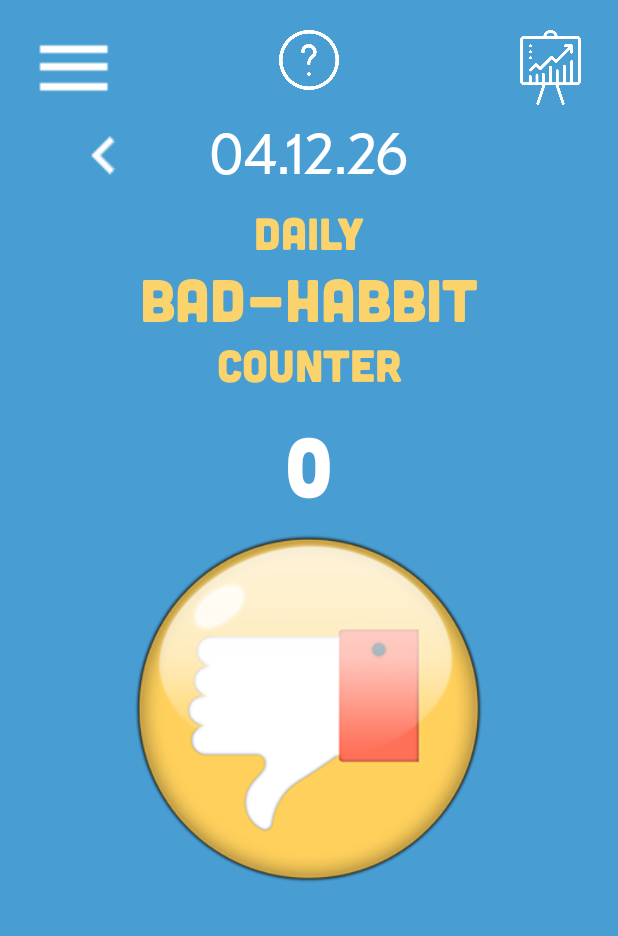
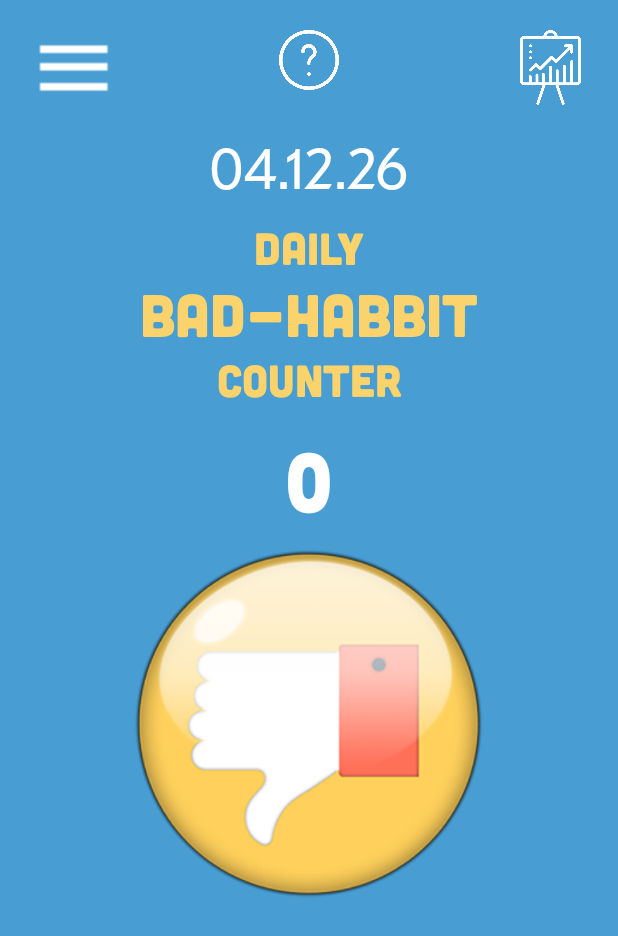
Before and after one commit to VakHack/BetterMe, an Android app: the screen it shows after launch once a user with an empty profile is signed in (CounterScreen), on a phone screen of 412 x 824 dp. Shown: the top 936 px of the screen. Run offline under Robolectric (Android 15) with nearby library versions, the phone set to English and light mode, and no system bars.

Commit message:
v 0.6 fixed notification, server on hold

```diff
--- a/app/build.gradle
+++ b/app/build.gradle
@@ -3,7 +3,7 @@ apply plugin: 'realm-android'
 
 android {
     compileSdkVersion 26
-    buildToolsVersion "26.0.1"
+    buildToolsVersion '26.0.2'
     defaultConfig {
         applicationId "roeevakrat.betterme"
         minSdkVersion 16
@@ -86,8 +86,8 @@ dependencies {
 
 dependencies {
 
-    compile 'com.google.firebase:firebase-database:9.0.0'
-    compile 'com.google.firebase:firebase-auth:9.0.0'
+    compile 'com.google.firebase:firebase-database:9.0.2'
+    compile 'com.google.firebase:firebase-auth:9.0.2'
 
 }
 
--- a/app/src/main/java/roeevakrat/betterme/CounterScreen.java
+++ b/app/src/main/java/roeevakrat/betterme/CounterScreen.java
@@ -1,8 +1,9 @@
 package roeevakrat.betterme;
 
 import android.app.AlarmManager;
-import android.app.PendingIntent;
+import android.app.AlertDialog;
 import android.content.Context;
+import android.content.DialogInterface;
 import android.content.Intent;
 import android.content.SharedPreferences;
 import android.graphics.BitmapFactory;
@@ -20,8 +21,9 @@ import android.widget.Spinner;
 import android.widget.TextView;
 import android.support.v4.app.NotificationCompat;
 import android.os.*;
+import android.widget.Toast;
+
 import org.apache.commons.lang3.StringUtils;
-import java.util.Calendar;
 
 public class CounterScreen extends AppCompatActivity {
 
@@ -29,10 +31,7 @@ public class CounterScreen extends AppCompatActivity {
     private TextView counterTitleTop;
     private TextView counterTitleMid;
     private TextView counterTitleBottom;
-
-    private Typeface titleFont;
     private TextView dateTitle;
-    private Typeface dateFont;
 
     //screen buttons
     private ImageView counterButton;
@@ -41,7 +40,6 @@ public class CounterScreen extends AppCompatActivity {
     private ImageView yesterdayButton;
     private ImageView tomorrowButton;
     private TextView counterView;
-    private Typeface counterViewFont;
 
     //menu bar views
     private ImageView whiteMenuButton;
@@ -51,9 +49,10 @@ public class CounterScreen extends AppCompatActivity {
     private TextView editCounterButton;
     private ImageView enterEdit;
     private TextView syncScreenButton;
-    private boolean isMenuBarOn;
     private boolean isEditCounterLineOn;
-    Spinner notificationsSpinner;
+    private Spinner notificationsSpinner;
+    private TextView notificationsSetter;
+    private TextView aboutMeButton;
 
     //help screen view
     private TextView overlay;
@@ -71,12 +70,13 @@ public class CounterScreen extends AppCompatActivity {
     private SharedPreferences.Editor appMapEditor;
 
     private DateGenerator countersDate;
-    private FeedbackAssessor assessor;
 
     private SoundEffectPlayer screenEffect;
     private SoundEffectPlayer buttonEffect;
 
     NotificationsAlarmSetter alarmSetter;
+
+    DateGenerator firstRunDate;
 
     private void setTodaysCounter(int val){
 
@@ -87,9 +87,12 @@ public class CounterScreen extends AppCompatActivity {
         counterView.setText(String.valueOf(val));
     }
 
-    private void setTextFont(TextView tv, Typeface tf, String font){
-        tf = Typeface.createFromAsset(getAssets(), font);
-        tv.setTypeface(tf);
+    private void getFirstRunDate(){
+
+        DateGenerator today = new DateGenerator();
+        String firstRunDateStr = appMap.getString(KeysDB.getInstance().FIRST_RUN_DATE, today.getDate());
+
+        firstRunDate = new DateGenerator(firstRunDateStr);
     }
 
     private void refreshCounter(){
@@ -162,43 +165,6 @@ public class CounterScreen extends AppCompatActivity {
         }
     }
 
-//    private void setAssessmentFlagToTrue(){
-//
-//        appMapEditor = appMap.edit();
-//        appMapEditor.putBoolean(KeysDB.getInstance().TODAYS_CHECK_FOR_FEEDBACK + countersDate.getDate(), true);
-//        appMapEditor.apply();
-//    }
-
-    //    private void goToFeedbackScreen(int daysSinceFirstRun){
-//
-//        if(assessor.isDesereveAPositiveFeedback(daysSinceFirstRun))
-//        {
-//            Intent positiveFeedbackIntent = new Intent(CounterScreen.this, PositiveFeedbackScreen.class);
-//            startActivity(positiveFeedbackIntent);
-//
-//        } else {
-//
-//            Intent negativeFeedbackIntent = new Intent(CounterScreen.this, NegativeFeedbackScreen.class);
-//            startActivity(negativeFeedbackIntent);
-//        }
-//    }
-
-//    private void feedbackCheckAndRun(){
-//
-//        //if today assessment for feedback already preformed - skip feedback method
-//        boolean isFeedbackPerformedToday = appMap.getBoolean(KeysDB.getInstance().TODAYS_CHECK_FOR_FEEDBACK + countersDate.getDate(), false);
-//        int daysSinceFirstRun = countersDate.calculateIntervalBetweenDates(appMap.getString(KeysDB.getInstance().FIRST_RUN_DATE, countersDate.getDate()));
-//
-//        if(!isFeedbackPerformedToday) {
-//
-//            setAssessmentFlagToTrue();
-//
-//            if (daysSinceFirstRun > 0 && daysSinceFirstRun % 7 == 0) {
-//                goToFeedbackScreen(daysSinceFirstRun);
-//            }
-//        }
-//    }
-
     private void createWidgetInstallNotification(){
 
         NotificationCompat.Builder notificationBuilder = new NotificationCompat.Builder(this)
@@ -221,19 +187,11 @@ public class CounterScreen extends AppCompatActivity {
 
     private void dateChangeUpdates(){
 
-        DateGenerator todaysDate = new DateGenerator();
-
         refreshCurrentDate();
         refreshCounter();
 
-        if(todaysDate.equals(countersDate)){
-
-            tomorrowButton.setVisibility(View.INVISIBLE);
-
-        } else {
-
-            tomorrowButton.setVisibility(View.VISIBLE);
-        }
+        hideTomorrowsButtonIfCurrentDate();
+        hideYesterdayButtonIfFirstDay();
     }
 
     private void setHelpScreenViewVisibility(int visibility){
@@ -247,6 +205,57 @@ public class CounterScreen extends AppCompatActivity {
         yesterdayButtonHelpArrow.setVisibility(visibility);
         chartHelpText.setVisibility(visibility);
         chartHelpArrow.setVisibility(visibility);
+
+        //if help screen presented - shows tomorrow and yesterday button visible for instruction purposes
+        if(visibility == View.VISIBLE){
+
+            tomorrowButton.setVisibility(View.VISIBLE);
+            yesterdayButton.setVisibility(View.VISIBLE);
+        }
+    }
+
+    private void hideTomorrowsButtonIfCurrentDate(){
+
+        DateGenerator todaysDate = new DateGenerator();
+
+        if(todaysDate.equals(countersDate)){
+
+            tomorrowButton.setVisibility(View.INVISIBLE);
+
+        } else {
+
+            tomorrowButton.setVisibility(View.VISIBLE);
+        }
+    }
+
+    private void hideYesterdayButtonIfFirstDay(){
+
+        if(firstRunDate.equals(new DateGenerator())){
+
+            yesterdayButton.setVisibility(View.INVISIBLE);
+
+        } else {
+
+            yesterdayButton.setVisibility(View.VISIBLE);
+        }
+    }
+
+    private void showAboutMeDialog(){
+
+        AlertDialog.Builder aboutDialog = new AlertDialog.Builder(this)
+                .setMessage("I am a junior indie developer, and still quite new to the exquisite world " +
+                        "of app development.\n\nIf you have any kind of note or suggestion, please, do not hesitate to " +
+                        "contact me at:\n\nvakhack@gmail.com")
+                .setCancelable(false)
+                .setPositiveButton("ok", new DialogInterface.OnClickListener() {
+                    @Override
+                    public void onClick(DialogInterface dialogInterface, int i) {
+
+                        dialogInterface.dismiss();
+                    }
+                });
+
+        aboutDialog.show();
     }
 
     @Override
@@ -259,13 +268,9 @@ public class CounterScreen extends AppCompatActivity {
 
         //initialize date var
         countersDate = new DateGenerator();
-        assessor = new FeedbackAssessor(this.getApplicationContext());
 
         //initialize shared preferences
         appMap = getApplicationContext().getSharedPreferences(KeysDB.getInstance().SHARED_PREFS, MODE_PRIVATE);
-
-        //setting menu bar state to "off"
-        isMenuBarOn = false;
 
         //initialize texts and views
         counterButton = (ImageView)findViewById(R.id.counterButton);
@@ -288,6 +293,8 @@ public class CounterScreen extends AppCompatActivity {
         enterEdit = (ImageView)findViewById(R.id.enterEdit);
         syncScreenButton = (TextView)findViewById(R.id.cloudSync);
         notificationsSpinner = (Spinner)findViewById(R.id.notificationsSpinner);
+        notificationsSetter = (TextView)findViewById(R.id.setNotifications);
+        aboutMeButton = (TextView)findViewById(R.id.about);
 
         //initialize help screen views
         overlay = (TextView)findViewById(R.id.overlay);
@@ -312,19 +319,25 @@ public class CounterScreen extends AppCompatActivity {
         screenEffect = new SoundEffectPlayer(this, R.raw.app_resume);
         buttonEffect = new SoundEffectPlayer(this, R.raw.counter_pressed);
 
-        //set the notifications alarm
+        //initialize the notifications alarm
         alarmSetter = new NotificationsAlarmSetter(this);
 
+        //if it is the first run, set the notifications alarm to daily
+        if(isFirstRunOfCounterScreen()){
+
+            alarmSetter.setNotificationsAlarm(AlarmManager.INTERVAL_DAY);
+        }
+
         //update texts fonts
-        setTextFont(counterTitleTop, titleFont, AppFontsDB.getInstance().getTitleFont());
-        setTextFont(counterTitleMid, titleFont, AppFontsDB.getInstance().getTitleFont());
-        setTextFont(counterTitleBottom, titleFont, AppFontsDB.getInstance().getTitleFont());
-        setTextFont(dateTitle, dateFont, AppFontsDB.getInstance().getBodyFont());
-        setTextFont(counterView, counterViewFont, AppFontsDB.getInstance().getTitleFont());
-        setTextFont(counterButtonHelpText, counterViewFont, AppFontsDB.getInstance().getHelpScreenFont());
-        setTextFont(counterViewHelpText, counterViewFont, AppFontsDB.getInstance().getHelpScreenFont());
-        setTextFont(yesterdayButtonHelpText, counterViewFont, AppFontsDB.getInstance().getHelpScreenFont());
-        setTextFont(chartHelpText, counterViewFont, AppFontsDB.getInstance().getHelpScreenFont());
+        counterTitleTop.setTypeface(Typeface.createFromAsset(getAssets(), AppFontsDB.getInstance().getTitleFont()));
+        counterTitleMid.setTypeface(Typeface.createFromAsset(getAssets(), AppFontsDB.getInstance().getTitleFont()));
+        counterTitleBottom.setTypeface(Typeface.createFromAsset(getAssets(), AppFontsDB.getInstance().getTitleFont()));
+        dateTitle.setTypeface(Typeface.createFromAsset(getAssets(), AppFontsDB.getInstance().getBodyFont()));
+        counterView.setTypeface(Typeface.createFromAsset(getAssets(), AppFontsDB.getInstance().getTitleFont()));
+        counterButtonHelpText.setTypeface(Typeface.createFromAsset(getAssets(), AppFontsDB.getInstance().getHelpScreenFont()));
+        counterViewHelpText.setTypeface(Typeface.createFromAsset(getAssets(), AppFontsDB.getInstance().getHelpScreenFont()));
+        yesterdayButtonHelpText.setTypeface(Typeface.createFromAsset(getAssets(), AppFontsDB.getInstance().getHelpScreenFont()));
+        chartHelpText.setTypeface(Typeface.createFromAsset(getAssets(), AppFontsDB.getInstance().getHelpScreenFont()));
 
         screenEffect.play();
 
@@ -332,10 +345,12 @@ public class CounterScreen extends AppCompatActivity {
 
         refreshCurrentDate();
         refreshCounter();
-        //feedbackCheckAndRun();
 
-        //when viewing today's counter - next day's counter is irrelevant - set it's button view to invisible
-        tomorrowButton.setVisibility(View.INVISIBLE);
+        //when viewing first day's counter last day is irrelevant
+        getFirstRunDate();
+
+        hideTomorrowsButtonIfCurrentDate();
+        hideYesterdayButtonIfFirstDay();
 
         counterButton.setOnClickListener(new View.OnClickListener() {
             @Override
@@ -406,6 +421,9 @@ public class CounterScreen extends AppCompatActivity {
             public void onClick(View view) {
 
                 setHelpScreenViewVisibility(View.INVISIBLE);
+
+                hideYesterdayButtonIfFirstDay();
+                hideTomorrowsButtonIfCurrentDate();
             }
         });
 
@@ -495,11 +513,29 @@ public class CounterScreen extends AppCompatActivity {
             }
         });
 
+        notificationsSetter.setOnClickListener(new View.OnClickListener() {
+            @Override
+            public void onClick(View view) {
+
+                notificationsSpinner.performClick();
+            }
+        });
+
+        aboutMeButton.setOnClickListener(new View.OnClickListener() {
+            @Override
+            public void onClick(View view) {
+
+                showAboutMeDialog();
+            }
+        });
+
     }
 
     @Override
     protected void onResume() {
         super.onResume();
+
+        hideYesterdayButtonIfFirstDay();
 
         clickCounterIfAppCalledByWidget();
 
--- a/app/src/main/java/roeevakrat/betterme/NotificationsAlarmSetter.java
+++ b/app/src/main/java/roeevakrat/betterme/NotificationsAlarmSetter.java
@@ -36,14 +36,13 @@ public class NotificationsAlarmSetter {
         //set the daily details
         dailyHour = Calendar.getInstance();
         dailyHour.set(Calendar.HOUR_OF_DAY, 20);
+        //dailyHour.set(Calendar.MINUTE, 40);
 
         notificationAlarm = (AlarmManager)mainScreenContext.getSystemService(ALARM_SERVICE);
 
         Intent notificationIntent = new Intent(mainScreenContext, NotificationsReceiver.class);
         pendingNotificationIntent = PendingIntent.getBroadcast(mainScreenContext, 100, notificationIntent, PendingIntent.FLAG_UPDATE_CURRENT);
 
-        //setting default on daily
-        setNotificationsAlarm(AlarmManager.INTERVAL_DAY);
     }
 
     private void setFlagOfNotificationsInterval(long interval){
--- a/app/src/main/res/layout/activity_counter_screen.xml
+++ b/app/src/main/res/layout/activity_counter_screen.xml
@@ -26,7 +26,7 @@
         android:layout_alignParentLeft="false"
         android:layout_centerHorizontal="true"
         android:layout_gravity="left|center_vertical|center_horizontal"
-        android:layout_marginBottom="10dp"
+        android:layout_marginBottom="20dp"
         android:layout_marginLeft="0dp"
         android:layout_marginTop="20dp"
         android:baselineAlignBottom="false"
@@ -174,9 +174,11 @@
 
         <RelativeLayout
             android:id="@+id/menuBar"
-            android:layout_width="280dp"
-            android:layout_height="400dp"
+            android:layout_width="265dp"
+            android:layout_height="350dp"
             android:layout_alignParentLeft="true"
+            android:layout_alignParentStart="false"
+            android:layout_alignParentTop="true"
             android:background="@drawable/menu_bar_background"
             android:clickable="true"
             android:orientation="horizontal"
@@ -198,11 +200,12 @@
                 android:layout_alignParentLeft="true"
                 android:layout_below="@+id/blackMenuButton"
                 android:layout_marginLeft="15dp"
-                android:layout_marginTop="25dp"
+                android:layout_marginTop="10dp"
                 android:layout_weight="1"
                 android:text="Sync with cloud"
                 android:textColor="@android:color/black"
-                android:textSize="18sp"/>
+                android:textSize="18sp"
+                android:visibility="invisible"/>
 
             <TextView
                 android:id="@+id/setNotifications"
@@ -213,26 +216,28 @@
                 android:layout_marginLeft="15dp"
                 android:layout_marginTop="15dp"
                 android:layout_weight="1"
-                android:text="Set notifications"
+                android:text="Set notifications frequency"
                 android:textColor="@android:color/black"
                 android:textSize="18sp"/>
 
             <Spinner
                 android:id="@+id/notificationsSpinner"
-                android:layout_width="100dp"
+                android:layout_width="190dp"
                 android:layout_height="wrap_content"
                 android:layout_below="@+id/cloudSync"
+                android:layout_centerHorizontal="false"
                 android:layout_marginLeft="15dp"
+                android:layout_marginRight="5dp"
                 android:layout_marginTop="15dp"
-                android:layout_toRightOf="@+id/setNotifications"
-                android:entries="@array/notificationsSpinnerArr"/>
+                android:entries="@array/notificationsSpinnerArr"
+                android:visibility="invisible"/>
 
             <TextView
                 android:id="@+id/editCounterButton"
                 android:layout_width="wrap_content"
                 android:layout_height="wrap_content"
                 android:layout_alignParentLeft="true"
-                android:layout_below="@+id/setNotifications"
+                android:layout_below="@+id/notificationsSpinner"
                 android:layout_marginLeft="15dp"
                 android:layout_marginTop="15dp"
                 android:layout_weight="0"
@@ -272,7 +277,8 @@
                 android:layout_marginLeft="15dp"
                 android:text="About the developer"
                 android:textColor="@android:color/black"
-                android:textSize="18sp"/>
+                android:textSize="18sp"
+                android:visibility="visible"/>
         </RelativeLayout>
     </RelativeLayout>
 
@@ -337,7 +343,7 @@
         android:layout_centerInParent="false"
         android:layout_centerVertical="false"
         android:layout_marginTop="30dp"
-        android:text="increase counter value"
+        android:text="counter up"
         android:textAlignment="center"
         android:textColor="@android:color/white"
         android:textSize="40sp"
--- a/app/src/main/res/layout/activity_positive_feedback_screen.xml
+++ b/app/src/main/res/layout/activity_positive_feedback_screen.xml
@@ -50,7 +50,7 @@
         android:id="@+id/imageView"
         android:layout_width="200dp"
         android:layout_height="200dp"
+        app:srcCompat="@drawable/trophy"
         android:layout_below="@+id/positiveFeedbackBody"
-        android:layout_centerInParent="true"
-        app:srcCompat="@drawable/trophy"/>
+        android:layout_centerHorizontal="true"/>
 </RelativeLayout>
--- a/app/src/main/res/layout/activity_weekly_chart.xml
+++ b/app/src/main/res/layout/activity_weekly_chart.xml
@@ -135,7 +135,7 @@
         android:layout_toLeftOf="@+id/trendButtonArrow"
         android:paddingRight="5dp"
         android:paddingTop="15dp"
-        android:text="Add trend line to chart"
+        android:text="add trend line to chart"
         android:textAlignment="center"
         android:textColor="@android:color/white"
         android:textSize="30sp"/>
--- a/build.gradle
+++ b/build.gradle
@@ -5,7 +5,7 @@ buildscript {
         jcenter()
     }
     dependencies {
-        classpath 'com.android.tools.build:gradle:2.3.3'
+        classpath 'com.android.tools.build:gradle:3.0.0'
         classpath 'com.google.gms:google-services:3.1.0'
 
 
```
Also changed, not shown: app/src/main/java/roeevakrat/betterme/CloudSyncScreen.java (+14 -0 lines), app/src/main/java/roeevakrat/betterme/FeedbackAssessor.java (+26 -16 lines), app/src/main/java/roeevakrat/betterme/FeedbackNotificationsGenerator.java (+116 -41 lines), app/src/main/java/roeevakrat/betterme/NotificationsReceiver.java (+9 -11 lines), app/src/main/java/roeevakrat/betterme/WeeklyChart.java (+83 -10 lines), app/src/main/res/layout/activity_welcome_screen.xml (+3 -7 lines), gradle/wrapper/gradle-wrapper.properties, 2 other files.
